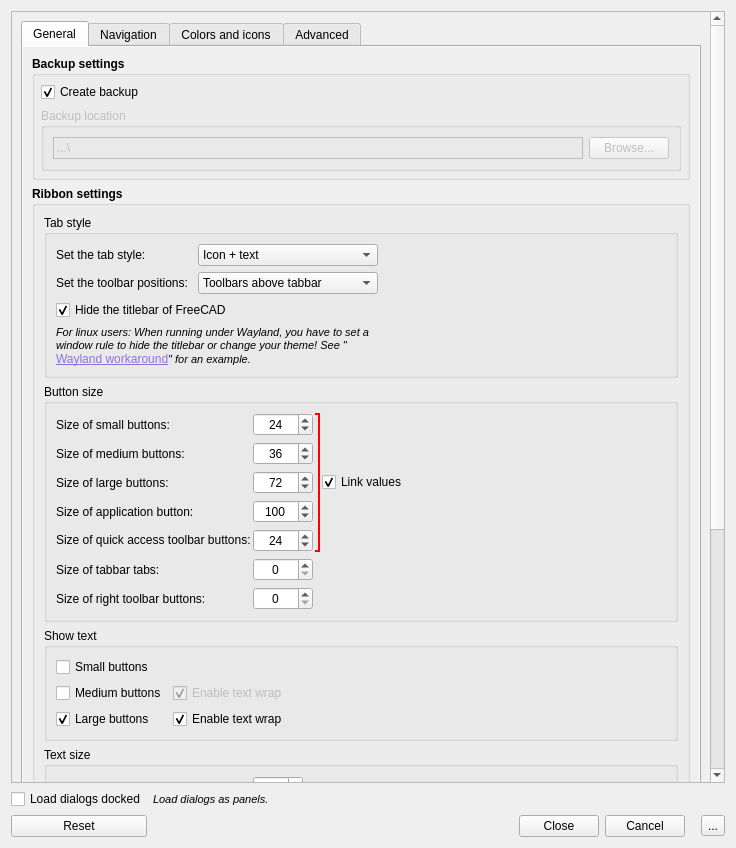
Qt form Resources/ui/Settings.ui (APEbbers/FreeCAD-Ribbon) before a commit.
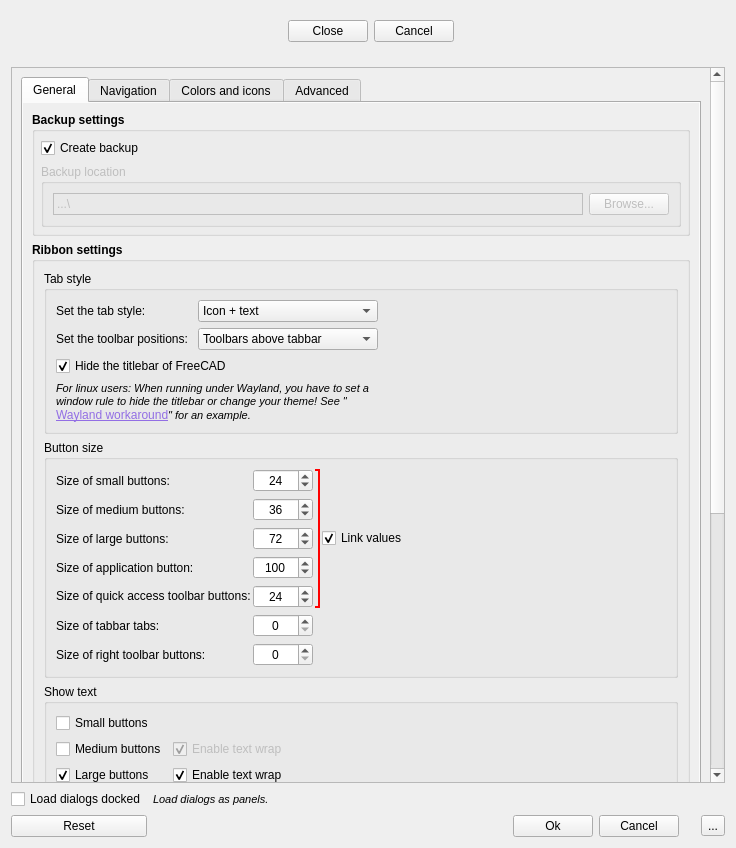
The same form after that commit. Custom widgets are drawn as their Qt base class.

Commit message: Move Form buttons for docked dialog - 6

```diff
--- a/Resources/ui/Settings.ui
+++ b/Resources/ui/Settings.ui
@@ -32,7 +32,7 @@
    <bool>false</bool>
   </property>
   <layout class="QGridLayout" name="gridLayout_36">
-   <item row="0" column="0">
+   <item row="1" column="0" colspan="2">
     <layout class="QGridLayout" name="gridLayout_6">
      <item row="0" column="0" colspan="3">
       <widget class="QScrollArea" name="scrollArea">
@@ -55,7 +55,7 @@
         <property name="geometry">
          <rect>
           <x>0</x>
-          <y>-562</y>
+          <y>0</y>
           <width>697</width>
           <height>1350</height>
          </rect>
@@ -2730,7 +2730,7 @@
      </item>
     </layout>
    </item>
-   <item row="1" column="0">
+   <item row="2" column="0" colspan="2">
     <layout class="QGridLayout" name="gridLayout_7">
      <item row="1" column="3">
       <widget class="QPushButton" name="Cancel">
@@ -2758,7 +2758,7 @@
      <item row="1" column="2">
       <widget class="QPushButton" name="GenerateJsonExit">
        <property name="text">
-        <string>Close</string>
+        <string>Ok</string>
        </property>
        <property name="shortcut">
         <string/>
@@ -2802,7 +2802,7 @@
        </property>
       </widget>
      </item>
-     <item row="0" column="1" colspan="2">
+     <item row="0" column="1" colspan="5">
       <widget class="QLabel" name="label_31">
        <property name="font">
         <font>
@@ -2817,6 +2817,74 @@
      </item>
     </layout>
    </item>
+   <item row="0" column="1">
+    <widget class="QFrame" name="DockedButtonFrame">
+     <layout class="QGridLayout" name="gridLayout_34">
+      <item row="0" column="0">
+       <spacer name="horizontalSpacer_10">
+        <property name="orientation">
+         <enum>Qt::Orientation::Horizontal</enum>
+        </property>
+        <property name="sizeHint" stdset="0">
+         <size>
+          <width>40</width>
+          <height>20</height>
+         </size>
+        </property>
+       </spacer>
+      </item>
+      <item row="1" column="1">
+       <spacer name="verticalSpacer_5">
+        <property name="orientation">
+         <enum>Qt::Orientation::Vertical</enum>
+        </property>
+        <property name="sizeType">
+         <enum>QSizePolicy::Policy::Fixed</enum>
+        </property>
+        <property name="sizeHint" stdset="0">
+         <size>
+          <width>20</width>
+          <height>10</height>
+         </size>
+        </property>
+       </spacer>
+      </item>
+      <item row="0" column="2">
+       <widget class="QPushButton" name="Cancel_2">
+        <property name="text">
+         <string>Cancel</string>
+        </property>
+        <property name="shortcut">
+         <string>Esc</string>
+        </property>
+       </widget>
+      </item>
+      <item row="0" column="1">
+       <widget class="QPushButton" name="GenerateJsonExit_2">
+        <property name="text">
+         <string>Close</string>
+        </property>
+        <property name="shortcut">
+         <string/>
+        </property>
+       </widget>
+      </item>
+      <item row="0" column="3">
+       <spacer name="horizontalSpacer_15">
+        <property name="orientation">
+         <enum>Qt::Orientation::Horizontal</enum>
+        </property>
+        <property name="sizeHint" stdset="0">
+         <size>
+          <width>40</width>
+          <height>20</height>
+         </size>
+        </property>
+       </spacer>
+      </item>
+     </layout>
+    </widget>
+   </item>
   </layout>
  </widget>
  <customwidgets>
```
The commit also changes 8 other files.
